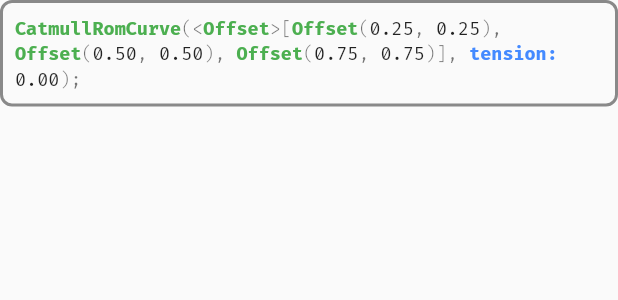
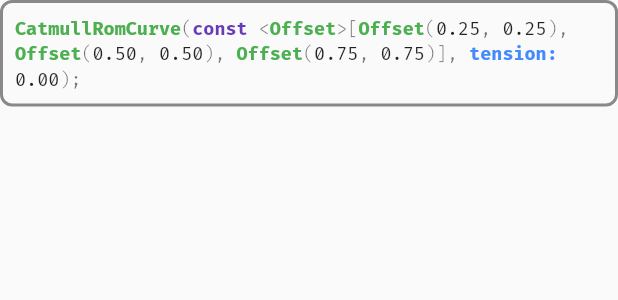
Before and after one commit to gspencergoog/curve_explorer, a Flutter app: the CodeDisplay widget shown alone on an empty page, opened directly, on a phone screen of 412 x 824 dp. Shown: the top 300 px of the screen. Run offline on Flutter 3.47's test engine with Material 2 defaults, Android fonts, the phone set to English and light mode, and no system bars; statements that could not run were skipped.

Commit message:
Add const to code output

```diff
--- a/lib/main.dart
+++ b/lib/main.dart
@@ -289,6 +289,12 @@ class _CodeDisplayState extends State<CodeDisplay> {
     fontSize: 12.0,
   );
 
+  static const TextStyle keyword = TextStyle(
+    color: Colors.deepPurple,
+    fontFamily: 'FiraCodeBold',
+    fontSize: 12.0,
+  );
+
   @override
   void initState() {
     super.initState();
@@ -316,7 +322,9 @@ class _CodeDisplayState extends State<CodeDisplay> {
         TextSpan span = TextSpan(
           children: <TextSpan>[
             TextSpan(text: '$CatmullRomCurve', style: type),
-            TextSpan(text: '(<', style: punctuation),
+            TextSpan(text: '(', style: punctuation),
+            TextSpan(text: 'const ', style: keyword),
+            TextSpan(text: '<', style: punctuation),
             TextSpan(text: '$Offset', style: type),
             TextSpan(text: '>[', style: punctuation),
             ...List<TextSpan>.generate(model.controlPoints.length - 2, (int index) {
```
